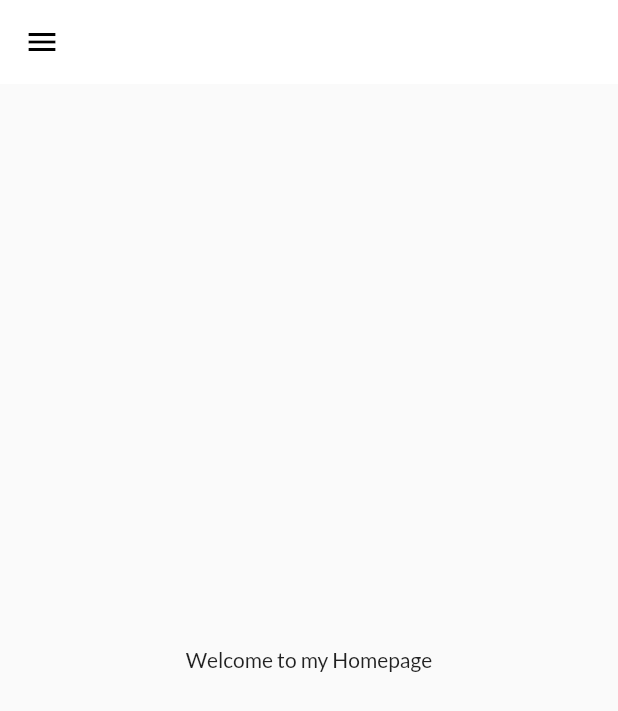
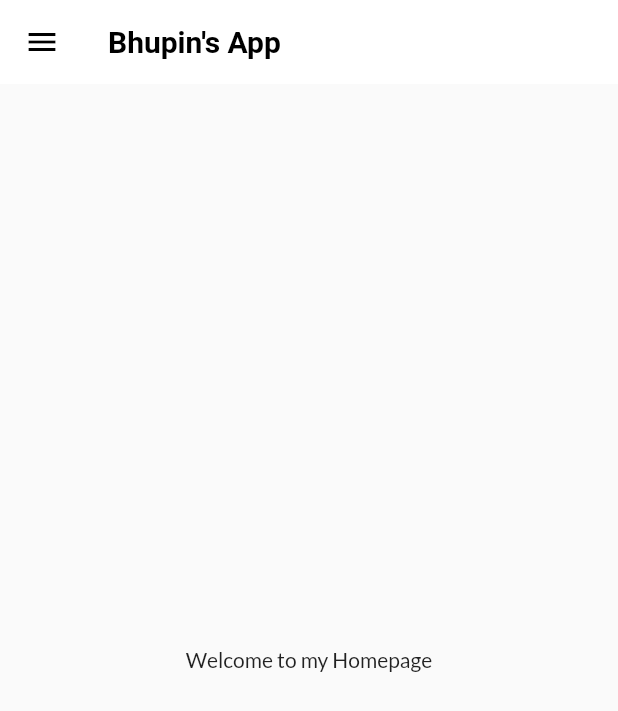
Before and after one commit to JoeTiw/First-Flutter, a Flutter app: the screen it shows after launch, on a phone screen of 412 x 824 dp. Shown: the top 711 px of the screen. Run offline on Flutter 3.47's test engine with Material 2 defaults, Android fonts, the phone set to English and light mode, and no system bars; our stand-ins replace google_fonts; missing offline and left inert: dart:ffi.

Commit message:
day 11 done

```diff
--- a/lib/pages/home_page.dart
+++ b/lib/pages/home_page.dart
@@ -11,6 +11,12 @@ class  HomePage extends StatelessWidget {
   Widget build(BuildContext context) {
     return Scaffold(
       appBar: AppBar(
+        title: Text("Bhupin's App",
+        style: TextStyle(
+          color: Colors.black,
+          fontWeight: FontWeight.bold,
+          fontSize: 20,
+        ),),
 
       ),
         body: Center(
```
Also changed, not shown: lib/models/catalogs.dart (added, +30 -0 lines).
